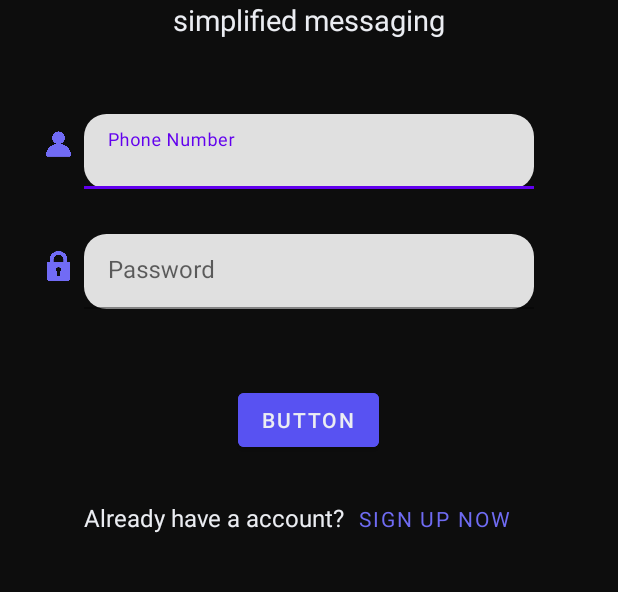
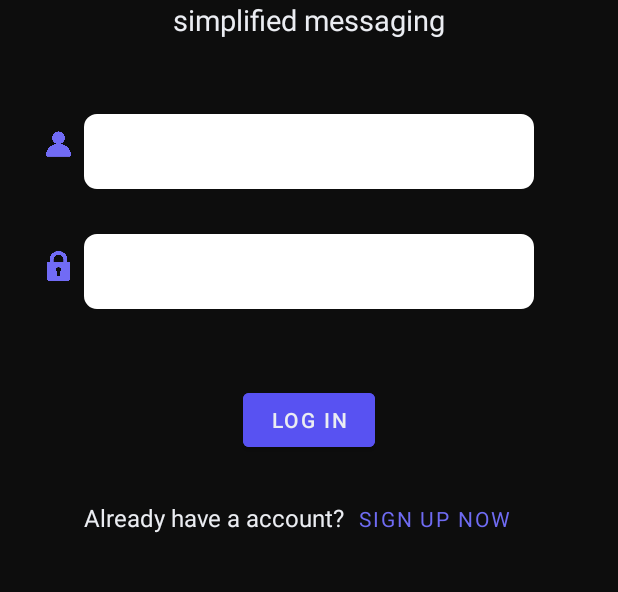
Before and after one commit to BRYAANSET/Texted_App, an Android app: the screen it shows after launch (MainActivity), on a phone screen of 412 x 824 dp, the part 488-1080 px from its top. Run offline under Robolectric (Android 15) with nearby library versions, the phone set to English and light mode, and no system bars; our stand-ins replace navigation-ui; Roboto replaces fonts that are not available here.

Commit message:
Added layout declaration / Button functions / class declaration / Firebase connection

```diff
--- a/app/build.gradle
+++ b/app/build.gradle
@@ -1,5 +1,6 @@
 plugins {
     id 'com.android.application'
+    id 'com.google.gms.google-services'
 }
 
 android {
@@ -41,4 +42,6 @@ dependencies {
     testImplementation 'junit:junit:4.13.2'
     androidTestImplementation 'androidx.test.ext:junit:1.1.5'
     androidTestImplementation 'androidx.test.espresso:espresso-core:3.5.1'
+    implementation platform('com.google.firebase:firebase-bom:32.0.0')
+    implementation 'com.google.firebase:firebase-analytics'
 }
--- a/app/src/main/java/com/example/texted_app/MainActivity.java
+++ b/app/src/main/java/com/example/texted_app/MainActivity.java
@@ -22,7 +22,8 @@ import android.widget.Button;
 
 public class MainActivity extends AppCompatActivity {
 
-    Button bloginButt, bregistButt;
+    //We create the action buttons
+    Button bloginButt, bsigninButt;
 
     @Override
     protected void onCreate(Bundle savedInstanceState) {
@@ -30,16 +31,24 @@ public class MainActivity extends AppCompatActivity {
         setContentView(R.layout.activity_main);
 
         bloginButt = findViewById(R.id.button_log_in);
-
         bloginButt.setOnClickListener(new View.OnClickListener() {
             @Override
             public void onClick(View view) {
                 Intent intent = new Intent(MainActivity.this, contacts_class.class);
                 startActivity(intent);
+
+
             }
         });
 
+        bsigninButt = findViewById(R.id.sign_in);
+        bsigninButt.setOnClickListener(new View.OnClickListener() {
+            @Override
+            public void onClick(View view) {
+                Intent intent = new Intent(MainActivity.this, register_class.class);
+                startActivity(intent);
+            }
+        });
     }
 
-
 }
--- a/app/src/main/res/layout/activity_main.xml
+++ b/app/src/main/res/layout/activity_main.xml
@@ -53,45 +53,27 @@
                 android:textColor="#EBEDF2"
                 android:textSize="19sp" />
 
-            <com.google.android.material.textfield.TextInputLayout
-                android:id="@+id/input_phone_login"
+            <EditText
+                android:id="@+id/mainInputMail"
                 android:layout_width="300dp"
                 android:layout_height="50dp"
                 android:layout_below="@id/texted_text"
                 android:layout_centerHorizontal="true"
                 android:layout_marginTop="50dp"
-                app:boxCornerRadiusBottomEnd="15dp"
-                app:boxCornerRadiusBottomStart="15dp"
-                app:boxCornerRadiusTopEnd="15dp"
-                app:boxCornerRadiusTopStart="15dp"
-                >
+                android:ems="10"
+                android:background="@drawable/rounded_textinput"
+                android:inputType="textEmailAddress" />
 
-                <com.google.android.material.textfield.TextInputEditText
-                    android:layout_width="match_parent"
-                    android:layout_height="wrap_content"
-                    android:hint="@string/phone_number"
-                    tools:ignore="TextContrastCheck" />
-            </com.google.android.material.textfield.TextInputLayout>
-
-            <com.google.android.material.textfield.TextInputLayout
-                android:id="@+id/pass_input"
+            <EditText
+                android:id="@+id/mainInputPass"
                 android:layout_width="300dp"
                 android:layout_height="50dp"
                 android:layout_below="@id/texted_text"
                 android:layout_centerHorizontal="true"
                 android:layout_marginTop="130dp"
-                app:boxCornerRadiusBottomEnd="15dp"
-                app:boxCornerRadiusBottomStart="15dp"
-                app:boxCornerRadiusTopEnd="15dp"
-                app:boxCornerRadiusTopStart="15dp">
-
-                <com.google.android.material.textfield.TextInputEditText
-                    android:layout_width="match_parent"
-                    android:layout_height="wrap_content"
-                    android:hint="@string/password"
-                    tools:ignore="TextContrastCheck" />
-
-            </com.google.android.material.textfield.TextInputLayout>
+                android:ems="10"
+                android:background="@drawable/rounded_textinput"
+                android:inputType="textPassword" />
 
             <Button
                 android:id="@+id/button_log_in"
@@ -101,7 +83,7 @@
                 android:layout_centerHorizontal="true"
                 android:layout_marginTop="230dp"
                 android:backgroundTint="#5852F2"
-                android:text="@string/button_log_in"
+                android:text="LOG IN"
                 android:textColor="#EBEDF2" />
 
             <TextView
@@ -109,7 +91,7 @@
                 android:layout_width="wrap_content"
                 android:layout_height="wrap_content"
                 android:layout_below="@id/button_log_in"
-                android:layout_alignStart="@id/pass_input"
+                android:layout_alignStart="@id/mainInputPass"
                 android:layout_marginTop="30dp"
                 android:text="Already have a account?"
                 android:textColor="#EBEDF2"
@@ -120,7 +102,7 @@
                 android:layout_width="wrap_content"
                 android:layout_height="wrap_content"
                 android:layout_below="@id/button_log_in"
-                android:layout_alignEnd="@id/pass_input"
+                android:layout_alignEnd="@id/mainInputPass"
                 android:layout_marginTop="18dp"
                 android:fontFamily="@font/roboto_bold"
                 android:text="@string/sign_up_now"
@@ -134,7 +116,7 @@
                 android:layout_height="20dp"
                 android:layout_below="@id/texted_text"
                 android:layout_marginTop="60dp"
-                android:layout_alignRight="@id/input_phone_login"
+                android:layout_alignRight="@id/mainInputMail"
                 android:layout_marginRight="300dp"
                 android:contentDescription="@string/user_pic"
                 app:srcCompat="@drawable/contact" />
@@ -145,10 +127,12 @@
                 android:layout_height="20dp"
                 android:layout_below="@id/texted_text"
                 android:layout_marginTop="141dp"
-                android:layout_alignRight="@id/pass_input"
+                android:layout_alignRight="@id/mainInputPass"
                 android:layout_marginRight="300dp"
                 android:contentDescription="@string/user_pic"
                 app:srcCompat="@drawable/lock" />
+
+
 
         </RelativeLayout>
     </androidx.constraintlayout.widget.ConstraintLayout>
--- a/app/src/main/res/layout/contact_info.xml
+++ b/app/src/main/res/layout/contact_info.xml
@@ -15,13 +15,13 @@
             android:layout_height="80dp"
             android:background="#5852F2">
 
-            <ImageView
+            <ImageButton
                 android:layout_marginTop="20dp"
                 android:layout_marginLeft="20dp"
                 android:id="@+id/back_arrow_createac"
                 android:layout_width="32dp"
                 android:layout_height="32dp"
-                app:srcCompat="@drawable/arrow" />
+                android:background="@drawable/arrow" />
         </RelativeLayout>
 
         <RelativeLayout
--- a/app/src/main/res/layout/new_contact.xml
+++ b/app/src/main/res/layout/new_contact.xml
@@ -16,13 +16,13 @@
             android:layout_height="80dp"
             android:background="#5852F2">
 
-            <ImageView
+            <ImageButton
                 android:layout_marginTop="20dp"
                 android:layout_marginLeft="20dp"
                 android:id="@+id/back_arrow_createac"
                 android:layout_width="32dp"
                 android:layout_height="32dp"
-                app:srcCompat="@drawable/arrow" />
+                android:background="@drawable/arrow"/>
 
        </RelativeLayout>
 
--- a/app/src/main/res/layout/register_layout.xml
+++ b/app/src/main/res/layout/register_layout.xml
@@ -89,7 +89,7 @@
             android:layout_centerHorizontal="true"
             android:layout_marginTop="130dp"
             android:backgroundTint="#5852F2"
-            android:text="@string/button_log_in"
+            android:text="SIGN UP"
             android:textColor="#EBEDF2"/>
         <TextView
             android:id="@+id/sign_in_desc"
@@ -117,13 +117,13 @@
             android:textSize="14sp"
             android:background="@android:color/transparent"/>
 
-        <ImageView
+        <ImageButton
             android:layout_marginTop="20dp"
             android:layout_marginLeft="20dp"
             android:id="@+id/back_arrow_createac"
             android:layout_width="32dp"
             android:layout_height="32dp"
-            app:srcCompat="@drawable/arrow" />
+            android:background="@drawable/arrow"/>
 
 
     </RelativeLayout>
```
Also changed, not shown: app/src/main/java/com/example/texted_app/contactinfo_class.java (+17 -0 lines), app/src/main/java/com/example/texted_app/contacts_class.java (+30 -0 lines), app/src/main/java/com/example/texted_app/newcontact_class.java (+20 -0 lines), app/src/main/java/com/example/texted_app/register_class.java (+39 -0 lines), app/src/main/res/layout/contacts.xml (+5 -4 lines), build.gradle (+17 -0 lines), 1 other file. Lines whose indentation alone changed are shown as unchanged.
